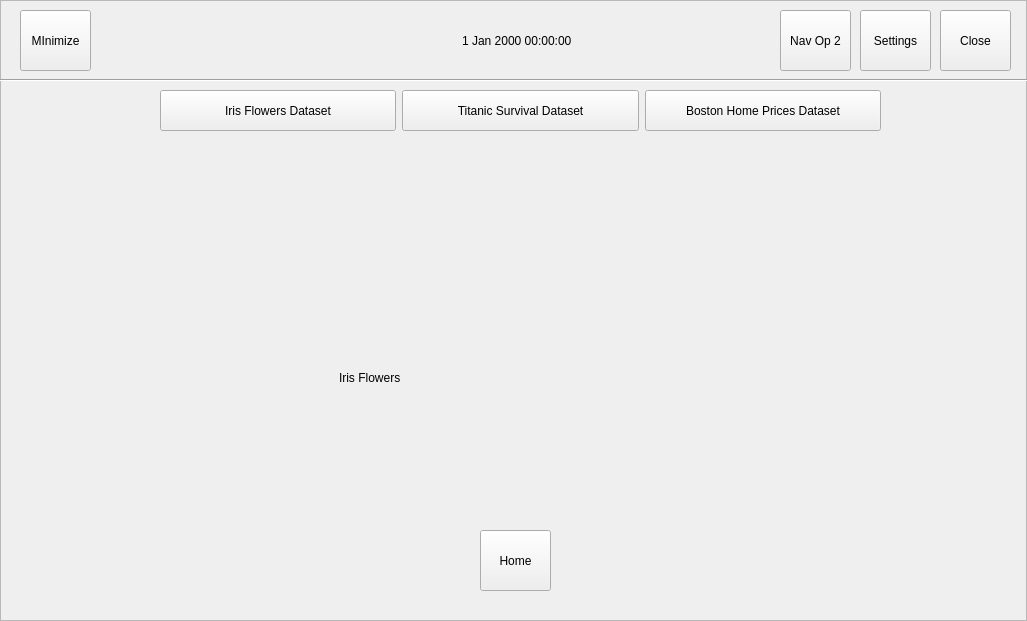
The window that p2predictions.ui (ashelto6/ThePortal) describes before a commit, drawn with Qt 5.
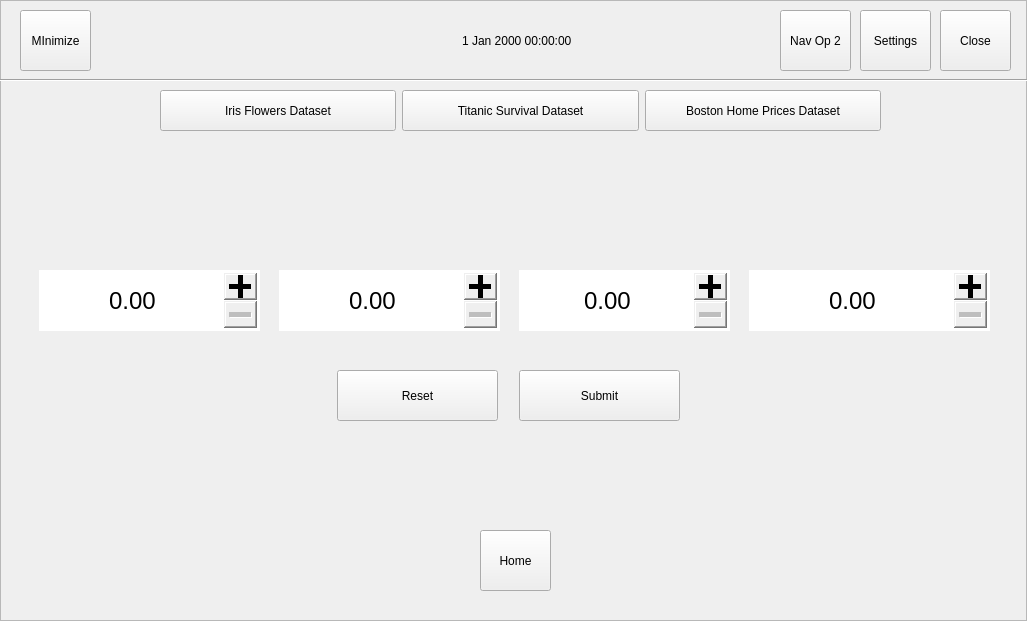
The same window after the commit. The open tabs and pages were chosen to show the change.

Commit message: added predictions scripts | implemented iris prediction script

The edit to the form file:
```diff
--- a/p2predictions.ui
+++ b/p2predictions.ui
@@ -31,6 +31,13 @@
   border-top-right-radius: 3px;
   border-bottom-right-radius: 3px;
 }
+
+QDoubleSpinBox::down-button{
+    width: 33
+}
+QDoubleSpinBox::up-button{
+    width: 33
+}
 </string>
   </property>
   <widget class="QFrame" name="frame">
@@ -199,7 +206,7 @@
    <property name="geometry">
     <rect>
      <x>-1</x>
-     <y>129</y>
+     <y>120</y>
      <width>1027</width>
      <height>401</height>
     </rect>
@@ -220,17 +227,173 @@
     </widget>
    </widget>
    <widget class="QWidget" name="IrisFlowers">
-    <widget class="QLabel" name="label">
+    <widget class="QDoubleSpinBox" name="petalWidthSpin">
      <property name="geometry">
       <rect>
-       <x>340</x>
-       <y>240</y>
-       <width>481</width>
-       <height>17</height>
+       <x>750</x>
+       <y>150</y>
+       <width>241</width>
+       <height>61</height>
       </rect>
      </property>
+     <property name="font">
+      <font>
+       <pointsize>18</pointsize>
+       <weight>50</weight>
+       <bold>false</bold>
+      </font>
+     </property>
+     <property name="layoutDirection">
+      <enum>Qt::LeftToRight</enum>
+     </property>
+     <property name="frame">
+      <bool>false</bool>
+     </property>
+     <property name="alignment">
+      <set>Qt::AlignCenter</set>
+     </property>
+     <property name="buttonSymbols">
+      <enum>QAbstractSpinBox::PlusMinus</enum>
+     </property>
+    </widget>
+    <widget class="QDoubleSpinBox" name="petalLengthSpin">
+     <property name="geometry">
+      <rect>
+       <x>520</x>
+       <y>150</y>
+       <width>211</width>
+       <height>61</height>
+      </rect>
+     </property>
+     <property name="font">
+      <font>
+       <pointsize>18</pointsize>
+      </font>
+     </property>
+     <property name="layoutDirection">
+      <enum>Qt::LeftToRight</enum>
+     </property>
+     <property name="frame">
+      <bool>false</bool>
+     </property>
+     <property name="alignment">
+      <set>Qt::AlignCenter</set>
+     </property>
+     <property name="buttonSymbols">
+      <enum>QAbstractSpinBox::PlusMinus</enum>
+     </property>
+    </widget>
+    <widget class="QDoubleSpinBox" name="sepalLengthSpin">
+     <property name="enabled">
+      <bool>true</bool>
+     </property>
+     <property name="geometry">
+      <rect>
+       <x>40</x>
+       <y>150</y>
+       <width>221</width>
+       <height>61</height>
+      </rect>
+     </property>
+     <property name="font">
+      <font>
+       <pointsize>18</pointsize>
+      </font>
+     </property>
+     <property name="autoFillBackground">
+      <bool>false</bool>
+     </property>
+     <property name="wrapping">
+      <bool>false</bool>
+     </property>
+     <property name="frame">
+      <bool>false</bool>
+     </property>
+     <property name="alignment">
+      <set>Qt::AlignCenter</set>
+     </property>
+     <property name="readOnly">
+      <bool>false</bool>
+     </property>
+     <property name="buttonSymbols">
+      <enum>QAbstractSpinBox::PlusMinus</enum>
+     </property>
+     <property name="accelerated">
+      <bool>false</bool>
+     </property>
+     <property name="showGroupSeparator" stdset="0">
+      <bool>false</bool>
+     </property>
+    </widget>
+    <widget class="QPushButton" name="SubmitButton">
+     <property name="geometry">
+      <rect>
+       <x>520</x>
+       <y>250</y>
+       <width>161</width>
+       <height>51</height>
+      </rect>
+     </property>
      <property name="text">
-      <string>Iris Flowers</string>
+      <string>Submit</string>
+     </property>
+    </widget>
+    <widget class="QDoubleSpinBox" name="sepalWidthSpin">
+     <property name="geometry">
+      <rect>
+       <x>280</x>
+       <y>150</y>
+       <width>221</width>
+       <height>61</height>
+      </rect>
+     </property>
+     <property name="font">
+      <font>
+       <pointsize>18</pointsize>
+      </font>
+     </property>
+     <property name="frame">
+      <bool>false</bool>
+     </property>
+     <property name="alignment">
+      <set>Qt::AlignCenter</set>
+     </property>
+     <property name="buttonSymbols">
+      <enum>QAbstractSpinBox::PlusMinus</enum>
+     </property>
+    </widget>
+    <widget class="QPushButton" name="resetButton">
+     <property name="geometry">
+      <rect>
+       <x>338</x>
+       <y>250</y>
+       <width>161</width>
+       <height>51</height>
+      </rect>
+     </property>
+     <property name="text">
+      <string>Reset</string>
+     </property>
+    </widget>
+    <widget class="QLabel" name="irisPredictionLabel">
+     <property name="geometry">
+      <rect>
+       <x>440</x>
+       <y>60</y>
+       <width>131</width>
+       <height>51</height>
+      </rect>
+     </property>
+     <property name="font">
+      <font>
+       <pointsize>18</pointsize>
+      </font>
+     </property>
+     <property name="text">
+      <string/>
+     </property>
+     <property name="alignment">
+      <set>Qt::AlignCenter</set>
      </property>
     </widget>
    </widget>
```
Left out of the diff: 3 changed lines with no effect on the pictures. The commit also changes 8 other files.
